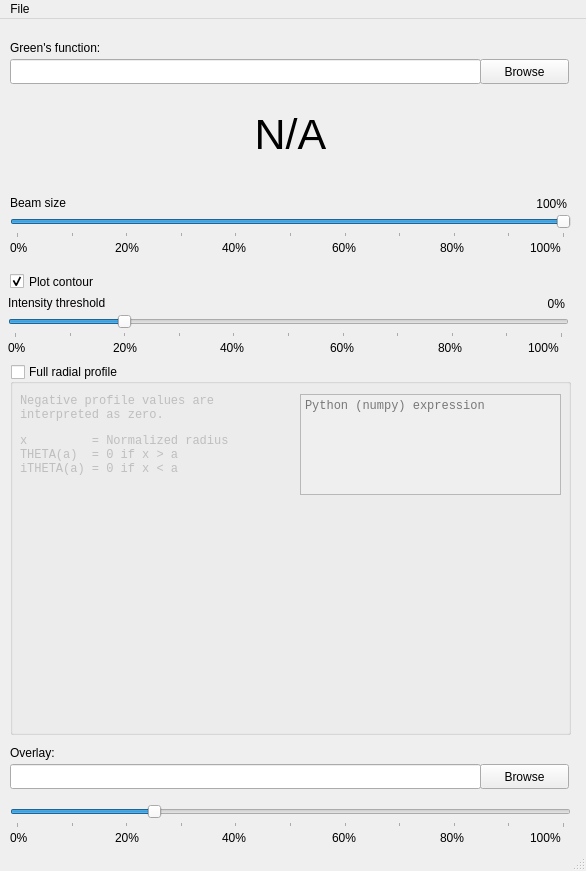
This is gui/ui/green/BeamsizeMeasurement.ui in hoppe93/softplot as Qt 5 draws it before an edit. The edited form follows.
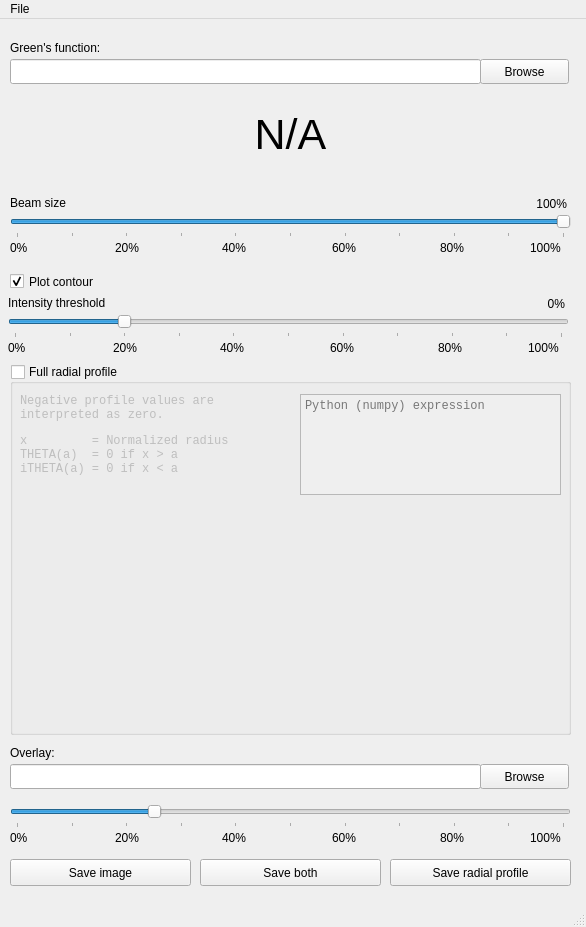
This is the edited form.

What changed in the file:
```diff
--- a/gui/ui/green/BeamsizeMeasurement.ui
+++ b/gui/ui/green/BeamsizeMeasurement.ui
@@ -7,7 +7,7 @@
     <x>0</x>
     <y>0</y>
     <width>586</width>
-    <height>871</height>
+    <height>927</height>
    </rect>
   </property>
   <property name="windowTitle">
@@ -567,6 +567,51 @@
      <bool>true</bool>
     </property>
    </widget>
+   <widget class="QPushButton" name="btnSaveImage">
+    <property name="geometry">
+     <rect>
+      <x>10</x>
+      <y>840</y>
+      <width>181</width>
+      <height>27</height>
+     </rect>
+    </property>
+    <property name="text">
+     <string>Save image</string>
+    </property>
+   </widget>
+   <widget class="QPushButton" name="btnSaveProfile">
+    <property name="enabled">
+     <bool>true</bool>
+    </property>
+    <property name="geometry">
+     <rect>
+      <x>390</x>
+      <y>840</y>
+      <width>181</width>
+      <height>27</height>
+     </rect>
+    </property>
+    <property name="text">
+     <string>Save radial profile</string>
+    </property>
+   </widget>
+   <widget class="QPushButton" name="btnSaveBoth">
+    <property name="enabled">
+     <bool>true</bool>
+    </property>
+    <property name="geometry">
+     <rect>
+      <x>200</x>
+      <y>840</y>
+      <width>181</width>
+      <height>27</height>
+     </rect>
+    </property>
+    <property name="text">
+     <string>Save both</string>
+    </property>
+   </widget>
   </widget>
   <widget class="QMenuBar" name="menubar">
    <property name="geometry">
```
